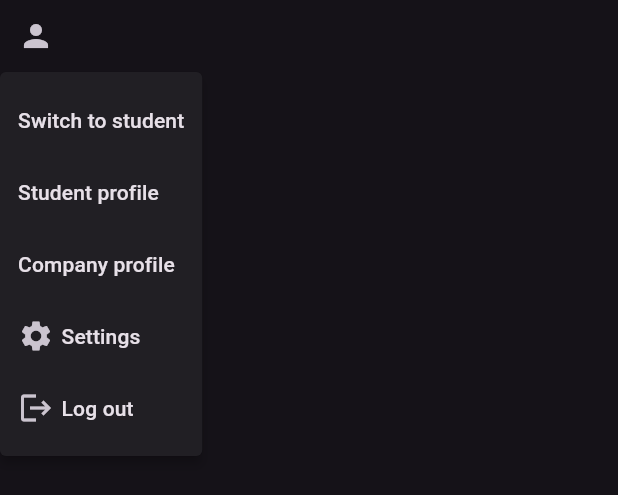
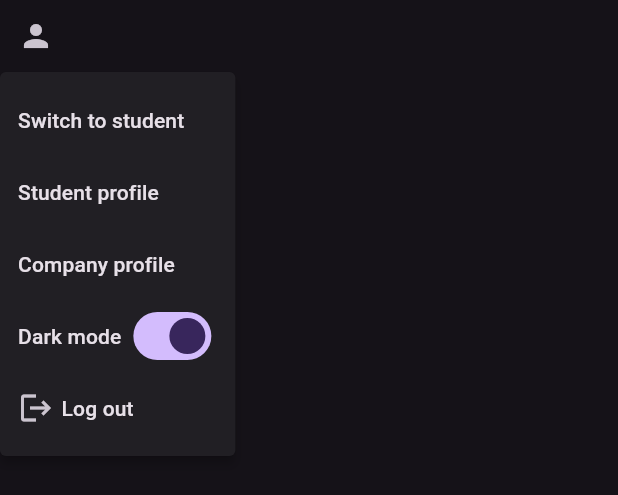
Before and after one commit to manhvu0803/student-hub-flutter, a Flutter app: the AccountMenuButton widget shown alone on an empty page, opened directly, after a tap on the "person" icon, on a phone screen of 412 x 824 dp. Shown: the top 495 px of the screen. Run offline on Flutter 3.47's test engine with Material 3 defaults, Android fonts, the phone set to English and light mode, and no system bars; our stand-ins replace flutter_chat_types, flutter_chat_ui, shared_preferences; missing offline and left inert: zego_uikit_prebuilt_call; accounts and stored records are empty; network calls fail.

Commit message:
fix: Student profile and dashboard

```diff
--- a/lib/models/student_user.dart
+++ b/lib/models/student_user.dart
@@ -17,7 +17,7 @@ class StudentUser {
   int id = -1;
   int userId = -1;
   String name = '';
-  Category? techStack = Category();
+  Category? techStack;
   List<Category> skillSet = [];
   List<String> educations = [];
   List<String> experiences = [];
--- a/lib/screens/Profile/modify_language_dialog.dart
+++ b/lib/screens/Profile/modify_language_dialog.dart
@@ -60,7 +60,6 @@ class _ModifyLanguageDialogState extends State<ModifyLanguageDialog> {
       onDone: () {
         _language.name = _nameTextController.text;
         _language.level = _levelTextController.text;
-        Navigator.pop(context);
         widget.onDone?.call(_language);
       },
     );
--- a/lib/screens/company/project_hired_view.dart
+++ b/lib/screens/company/project_hired_view.dart
@@ -4,6 +4,7 @@ import 'package:student_hub_flutter/extensions/context_dialog_extension.dart';
 import 'package:student_hub_flutter/extensions/iterable_extension.dart';
 import 'package:student_hub_flutter/models.dart';
 import 'package:student_hub_flutter/screens/pages/chat_page.dart';
+import 'package:student_hub_flutter/screens/profile/student_profile_basic.dart';
 import 'package:student_hub_flutter/widgets/proposal_card.dart';
 import 'package:student_hub_flutter/widgets/refreshable_future_builder.dart';
 
@@ -77,6 +78,7 @@ class _InfoCard extends StatelessWidget {
   @override
   Widget build(BuildContext context) {
     return ProposalCard.studentProposal(
+      onTap: () => context.pushRoute((context) => const StudentProfileBasic()),
       studentName: studentName,
       avatar: avatar ?? const CircleAvatar(child: Icon(Icons.person)),
       education: education,
--- a/lib/screens/pages/home_page.dart
+++ b/lib/screens/pages/home_page.dart
@@ -69,7 +69,7 @@ class _HomePageState extends State<HomePage> {
   Widget _getChildWidget() {
     return switch (_selectedTabIndex) {
       0 => settings.isStudent ? const StudentDashboard() : const CompanyDashboard(),
-      1 => settings.isStudent ? const ProjectSearchListView() : const ProjectSearchListView(),
+      1 => const ProjectSearchListView(),
       2 => const ChatListView(),
       3 => const NotificationListView(),
       _ => const MeetingListView(),
@@ -77,16 +77,9 @@ class _HomePageState extends State<HomePage> {
   }
 
   Widget _get2ndDestination() {
-    if (settings.isStudent) {
-      return const NavigationDestination(
-        icon: Icon(Icons.list),
-        label: "Projects"
-      );
-    }
-
     return const NavigationDestination(
-      icon: Icon(Icons.school),
-      label: "Students"
+      icon: Icon(Icons.list),
+      label: "Projects"
     );
   }
 }
--- a/lib/screens/student/project_search_list_view.dart
+++ b/lib/screens/student/project_search_list_view.dart
@@ -1,4 +1,5 @@
 import 'package:flutter/material.dart';
+import 'package:flutter/widgets.dart';
 import 'package:student_hub_flutter/client/student_client.dart' as client;
 import 'package:student_hub_flutter/extensions/context_theme_extension.dart';
 import 'package:student_hub_flutter/extensions/iterable_extension.dart';
@@ -34,8 +35,7 @@ class _ProjectSearchListViewState extends State<ProjectSearchListView> {
             padding: const EdgeInsets.symmetric(horizontal: 4.0),
             child: Row(
               children: [
-                SizedBox(
-                  width: 295,
+                Expanded(
                   child: SearchBar(
                     hintText: "Search projects...",
                     hintStyle: const MaterialStatePropertyAll(TextStyle(fontStyle: FontStyle.italic)),
--- a/lib/screens/student/student_project_card.dart
+++ b/lib/screens/student/student_project_card.dart
@@ -36,8 +36,8 @@ class _StudentProjectCardState extends State<StudentProjectCard> {
         bottom: Padding(
           padding: const EdgeInsets.symmetric(horizontal: 16, vertical: 4),
           child: Text(
-            "Length: ${widget.project.scope.description} - Required ${widget.project.numberOfStudents} student(s)",
-            maxLines: 1,
+            "Length: ${widget.project.scope.description}\nRequired ${widget.project.numberOfStudents} student(s)",
+            maxLines: 2,
             overflow: TextOverflow.fade,
           ),
         ),
--- a/lib/screens/student/student_project_page.dart
+++ b/lib/screens/student/student_project_page.dart
@@ -114,6 +114,7 @@ class _StudentProjectPageState extends State<StudentProjectPage> {
         child: Padding(
           padding: const EdgeInsets.only(top: 12.0, bottom: 29, left: 16, right: 16),
           child: Column(
+            crossAxisAlignment: CrossAxisAlignment.start,
             mainAxisSize: MainAxisSize.min,
             children: [
               Row(
--- a/lib/settings.dart
+++ b/lib/settings.dart
@@ -37,3 +37,7 @@ set isStudent(bool value) {
   _isStudent = value;
   _notifiyListeners();
 }
+
+void setProfileType({required bool isStudent}) {
+  _isStudent = isStudent;
+}
--- a/lib/widgets/account_menu_button.dart
+++ b/lib/widgets/account_menu_button.dart
@@ -8,11 +8,14 @@ import 'package:student_hub_flutter/settings.dart' as settings;
 
 import 'icon_text.dart';
 
-class AccountMenuButton extends StatelessWidget {
-  const AccountMenuButton({
-    super.key,
-  });
+class AccountMenuButton extends StatefulWidget {
+  const AccountMenuButton({super.key});
 
+  @override
+  State<AccountMenuButton> createState() => _AccountMenuButtonState();
+}
+
+class _AccountMenuButtonState extends State<AccountMenuButton> {
   @override
   Widget build(BuildContext context) {
     return MenuAnchor(
@@ -30,8 +33,17 @@ class AccountMenuButton extends StatelessWidget {
           onPressed: () => context.pushRoute((context) => const CompanyProfile()),
         ),
         MenuItemButton(
-          child: const IconText(Icons.settings, "Settings"),
-          onPressed: () {},
+          child: Row(
+            children: [
+              const Text("Dark mode"),
+              const SizedBox(width: 4),
+              Switch(
+                onChanged: (value) => setState(() => settings.isDarkMode = value),
+                value: settings.isDarkMode,
+              ),
+            ],
+          ),
+          onPressed: () => setState(() => settings.isDarkMode = !settings.isDarkMode),
         ),
         MenuItemButton(
           child: const IconText(Icons.logout, "Log out"),
--- a/lib/widgets/project_card.dart
+++ b/lib/widgets/project_card.dart
@@ -47,6 +47,8 @@ class ProjectCard extends StatelessWidget {
       child: InkWell(
         borderRadius: BorderRadius.circular(12),
         onTap: onPressed,
+        child: Padding(
+          padding: const EdgeInsets.symmetric(horizontal: 4.0),
           child: Column(
             crossAxisAlignment: CrossAxisAlignment.stretch,
             children: [
@@ -60,6 +62,7 @@ class ProjectCard extends StatelessWidget {
               if (bottom != null) bottom!,
               const SizedBox(height: 12),
             ],
+          ),
         ),
       ),
     );
--- a/lib/widgets/refreshable_future_builder.dart
+++ b/lib/widgets/refreshable_future_builder.dart
@@ -76,7 +76,7 @@ class _RefreshableFutureBuilderState<T> extends State<RefreshableFutureBuilder<T
             crossAxisAlignment: CrossAxisAlignment.center,
             children: [
               const SizedBox(height: 100),
-              const Text("There's a problem fetching data. Please try again"),
+              Text((snapshot.error != null) ? "${snapshot.error}" : "There was a problem fetching data"),
               const SizedBox(height: 50),
               TextButton(
                 onPressed: () => setState(() {}),
--- a/pubspec.yaml
+++ b/pubspec.yaml
@@ -100,3 +100,5 @@ flutter:
 flutter_launcher_icons:
   android: "launcher_icon"
   image_path: "app_icon.jpg"
+  web:
+    generate: true
```
Also changed, not shown: lib/client/company_client.dart (+5 -3 lines), lib/client/student_client.dart (+15 -9 lines), lib/screens/Profile/student_profile_basic.dart (+4 -4 lines), lib/screens/pages/login_page.dart (+16 -1 lines), lib/screens/pages/sign_up/sign_up_page.dart (+19 -19 lines), lib/screens/student/student_dashboard.dart (+13 -7 lines), 1 other file. Lines whose indentation alone changed are shown as unchanged.
